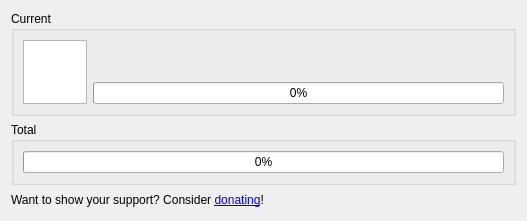
The window that Up/progressdialog.ui (landaire/Up) describes before a commit, drawn with Qt 5.
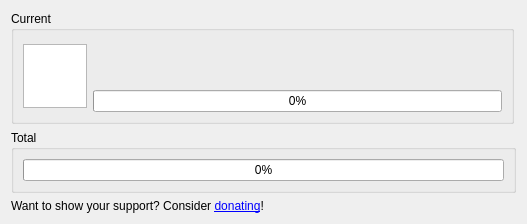
The same window after the commit.

Commit message:
Form will not longer expand really far
When given a long path, the form would expand very far, and now there
is a maximum size (default form size) to keep that from happening.

Patch:
```diff
--- a/Up/progressdialog.ui
+++ b/Up/progressdialog.ui
@@ -28,6 +28,24 @@
   <layout class="QVBoxLayout" name="verticalLayout">
    <item>
     <widget class="QGroupBox" name="groupBoxCurrent">
+     <property name="sizePolicy">
+      <sizepolicy hsizetype="Preferred" vsizetype="Preferred">
+       <horstretch>0</horstretch>
+       <verstretch>0</verstretch>
+      </sizepolicy>
+     </property>
+     <property name="minimumSize">
+      <size>
+       <width>503</width>
+       <height>113</height>
+      </size>
+     </property>
+     <property name="maximumSize">
+      <size>
+       <width>503</width>
+       <height>113</height>
+      </size>
+     </property>
      <property name="title">
       <string>Current</string>
      </property>
@@ -64,6 +82,12 @@
        <layout class="QVBoxLayout" name="verticalLayout_3">
         <item>
          <widget class="QLabel" name="labelFileName">
+          <property name="sizePolicy">
+           <sizepolicy hsizetype="Preferred" vsizetype="Preferred">
+            <horstretch>0</horstretch>
+            <verstretch>0</verstretch>
+           </sizepolicy>
+          </property>
           <property name="text">
            <string/>
           </property>
```
